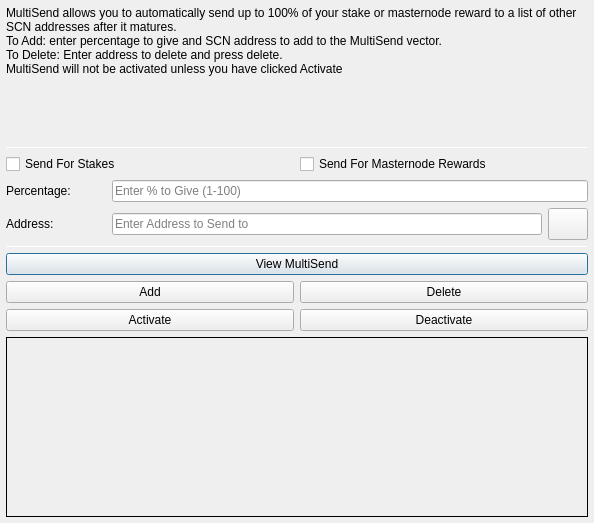
First picture: the form in src/qt/forms/multisenddialog.ui, repository securecloudnet/SecureCloud, before the edit.
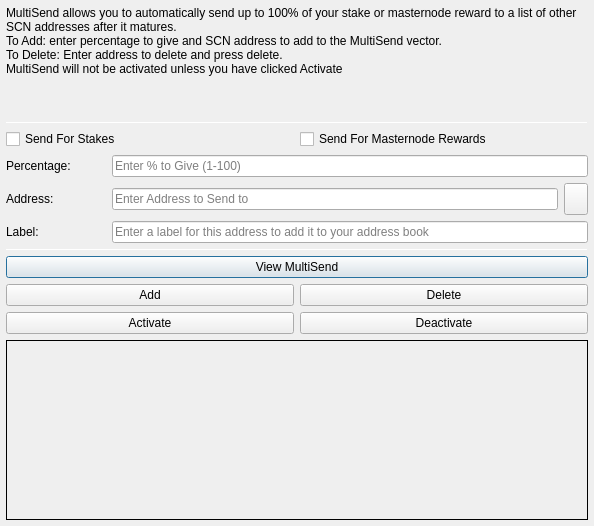
Second picture: the form after the edit. Icons and pictures are not drawn.

The edit to the form file:
```diff
--- a/src/qt/forms/multisenddialog.ui
+++ b/src/qt/forms/multisenddialog.ui
@@ -10,7 +10,7 @@
     <x>0</x>
     <y>0</y>
     <width>594</width>
-    <height>523</height>
+    <height>526</height>
    </rect>
   </property>
   <property name="windowTitle">
@@ -30,7 +30,7 @@
     <number>6</number>
    </property>
    <item>
-    <layout class="QVBoxLayout" name="verticalLayout_Main" stretch="1,1,1,1,1,1">
+    <layout class="QVBoxLayout" name="verticalLayout_Main" stretch="1,1,1,0,1,1,1">
      <item>
       <widget class="QLabel" name="label_2">
        <property name="lineWidth">
@@ -148,7 +148,7 @@
           </widget>
          </item>
          <item>
-          <widget class="QPushButton" name="addressBookButton">
+          <widget class="QToolButton" name="addressBookButton">
            <property name="maximumSize">
             <size>
              <width>16777215</width>
@@ -168,15 +168,36 @@
            <property name="shortcut">
             <string>Alt+A</string>
            </property>
-           <property name="autoDefault">
-            <bool>false</bool>
-           </property>
           </widget>
          </item>
         </layout>
        </item>
       </layout>
      </item>
+     <item>
+      <layout class="QHBoxLayout" name="horizontalLayout_3">
+       <item>
+        <widget class="QLabel" name="label_3">
+         <property name="minimumSize">
+          <size>
+           <width>100</width>
+           <height>0</height>
+          </size>
+         </property>
+         <property name="text">
+          <string>Label:</string>
+         </property>
+        </widget>
+       </item>
+       <item>
+        <widget class="QLineEdit" name="labelAddressLabelEdit">
+         <property name="placeholderText">
+          <string>Enter a label for this address to add it to your address book</string>
+         </property>
+        </widget>
+       </item>
+      </layout>
+     </item>
      <item>
       <widget class="Line" name="line_2">
        <property name="minimumSize">
```
